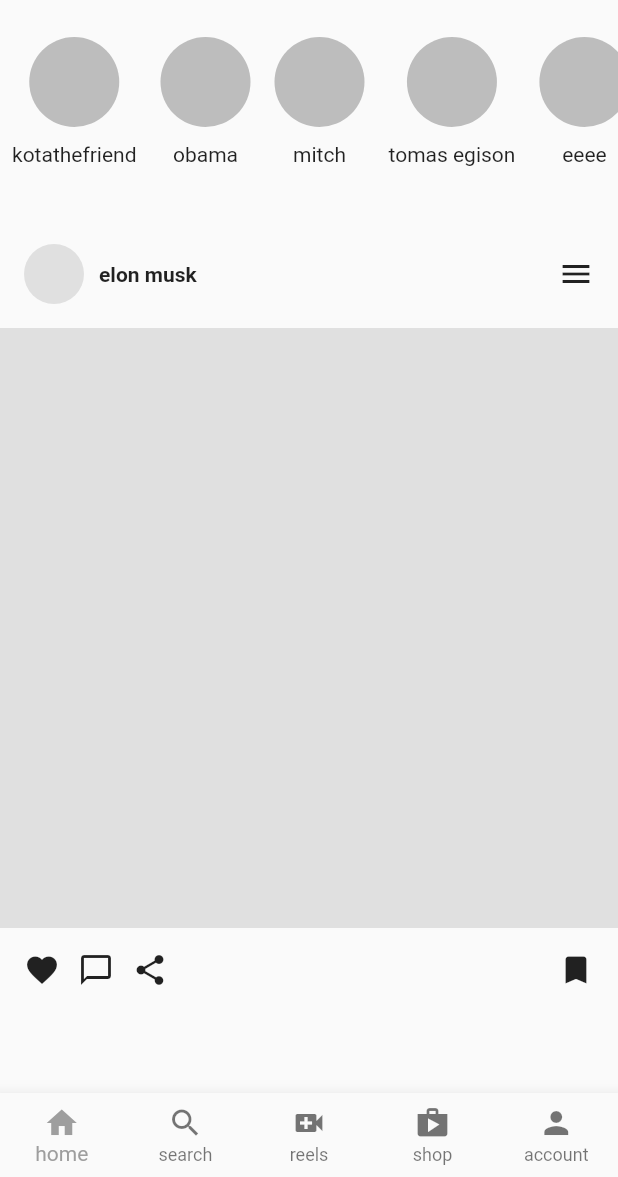
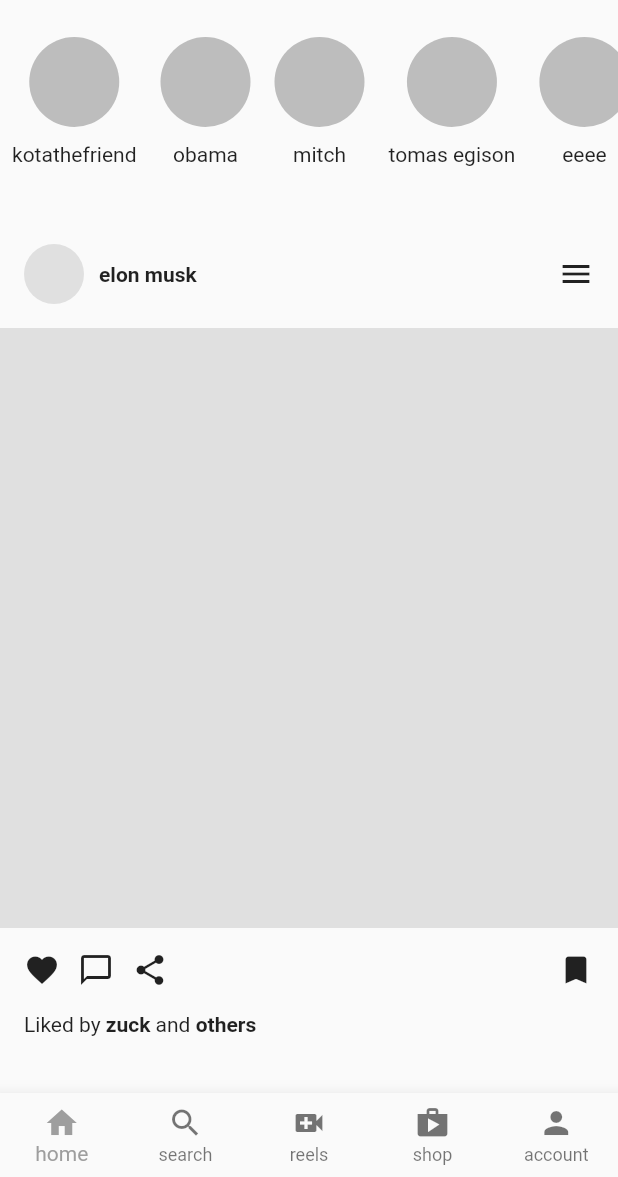
Before and after one commit to jksan-jp/xgram, a Flutter app: the screen it shows after launch, on a phone screen of 412 x 824 dp, the part 59-1236 px from its top. Run offline on Flutter 3.47's test engine with Material 2 defaults, Android fonts, the phone set to English and light mode, and no system bars.

Commit message:
UserPostにliked追加

```diff
--- a/lib/util/user_post.dart
+++ b/lib/util/user_post.dart
@@ -54,6 +54,23 @@ class UserPost extends StatelessWidget {
               const Icon(Icons.bookmark)
             ],
           ),
+        ),
+
+        // like by...
+        Padding(
+          padding: const EdgeInsets.only(left: 16.0),
+          child: Row(children: const [
+            Text('Liked by '),
+            Text(
+              'zuck',
+              style: TextStyle(fontWeight: FontWeight.bold),
+            ),
+            Text(' and '),
+            Text(
+              'others',
+              style: TextStyle(fontWeight: FontWeight.bold),
+            )
+          ]),
         )
       ],
     );
```
